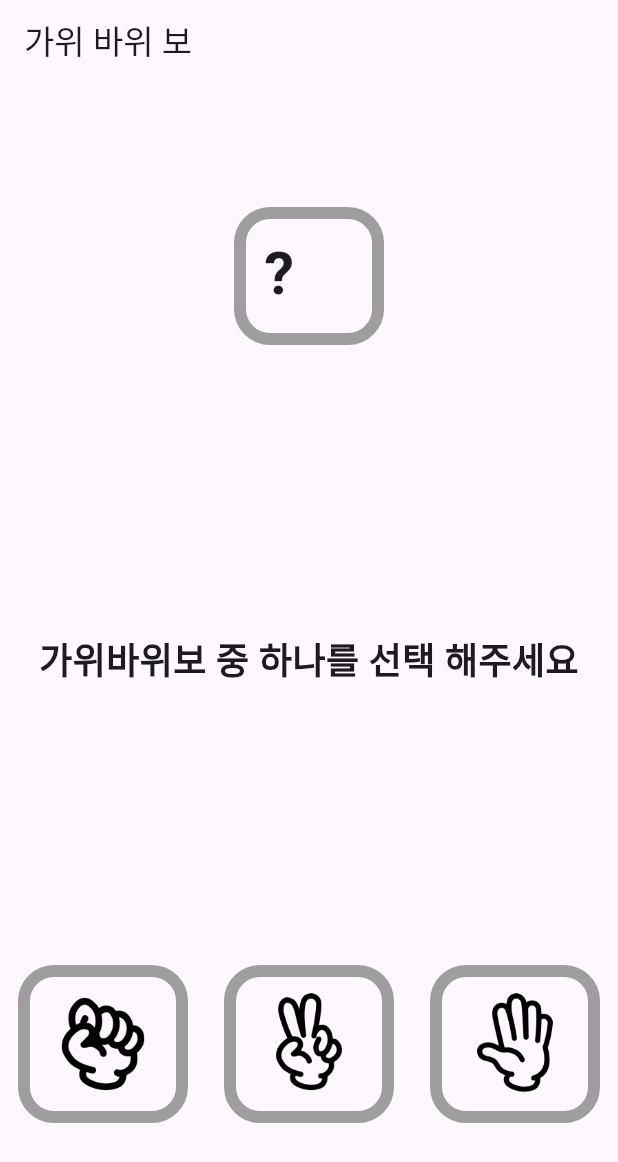
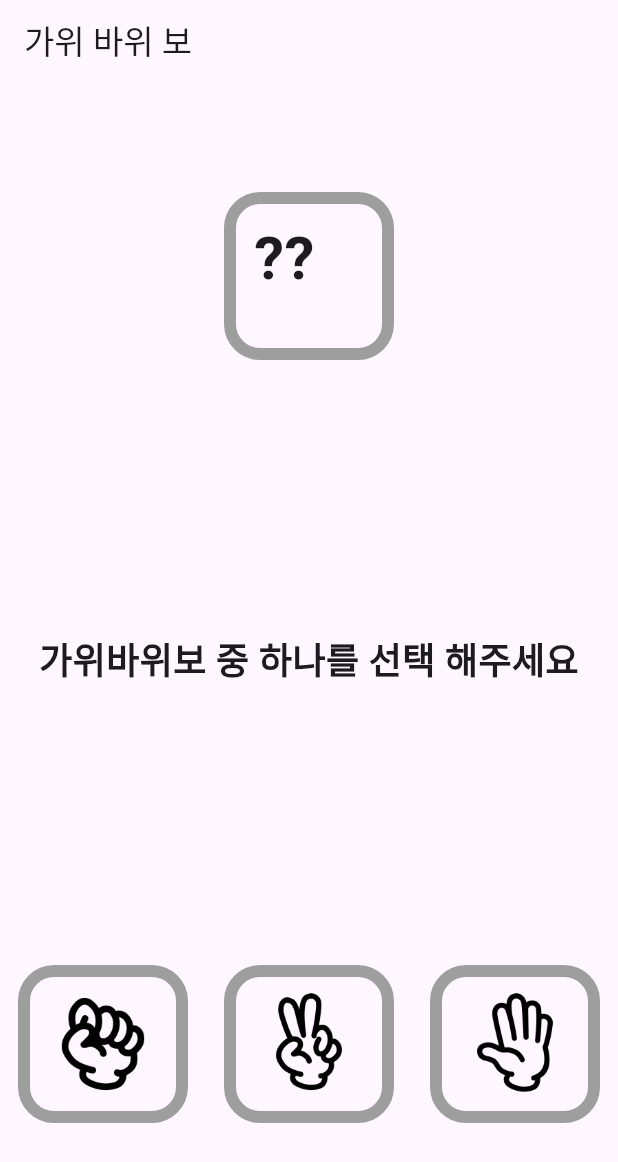
Before and after one commit to seongukHEO/FlutterRSP, a Flutter app: the screen it shows after launch, on a phone screen of 412 x 824 dp. Shown: the top 1162 px of the screen. Run offline on Flutter 3.47's test engine with Material 3 defaults, Android fonts, the phone set to English and light mode, and no system bars.

Commit message:
feat : End

```diff
--- a/lib/game/game_body.dart
+++ b/lib/game/game_body.dart
@@ -17,7 +17,7 @@ class GameBody extends StatefulWidget {
 class _GameBodyState extends State<GameBody> {
 
   late bool isDone;
-  late InputType? _userInput;
+  InputType? _userInput;
   late InputType _cpuInput;
 
 
@@ -35,7 +35,7 @@ class _GameBodyState extends State<GameBody> {
       children: [
         Expanded(child: CpuInput(isDone: isDone, cpuInput: _cpuInput,)),
         Expanded(child: GameResult(isDone : isDone)),
-        Expanded(child: UserInput(isDone : isDone, callback: setUserInput)),
+        Expanded(child: UserInput(isDone : isDone, callback: setUserInput, userInput: _userInput,)),
       ],
     );
   }
--- a/lib/game/widget/cpu_input.dart
+++ b/lib/game/widget/cpu_input.dart
@@ -19,10 +19,15 @@ class CpuInput extends StatelessWidget {
       return Placeholder();
     }
 
-    return Center(
-      child: InputCard(
-      child: getCpuInput()
-    ),
+    return Row(
+      children: [
+        Expanded(child: SizedBox.shrink()),
+        Expanded(child: InputCard(
+          child: getCpuInput(),
+        ),),
+
+        Expanded(child: SizedBox.shrink())
+      ]
     );
   }
 
@@ -30,6 +35,6 @@ class CpuInput extends StatelessWidget {
     if(isDone){
       return Image.asset(cpuInput.path);
     }
-    return SizedBox(width: 60, height: 60,child: Text("?", style: TextStyle(fontSize: 40, fontWeight: FontWeight.bold),));
+    return SizedBox(height: 80,child: Text("??", style: TextStyle(fontSize: 40, fontWeight: FontWeight.bold),));
   }
 }
--- a/lib/game/widget/user_input.dart
+++ b/lib/game/widget/user_input.dart
@@ -1,4 +1,6 @@
+
 import 'package:flutter/cupertino.dart';
+import 'package:flutter/material.dart';
 import 'package:flutter_rsp/game/enum.dart';
 
 import 'input_card.dart';
@@ -7,13 +9,20 @@ class UserInput extends StatelessWidget {
 
   final bool isDone;
   final Function(InputType) callback;
+  final InputType? userInput;
 
-  const UserInput({ required this.isDone, required this.callback ,super.key});
+  const UserInput({this.userInput ,required this.isDone, required this.callback ,super.key});
 
   @override
   Widget build(BuildContext context) {
     if(isDone){
-      return Placeholder();
+      return Row(
+        children: [
+          Expanded(child: SizedBox.shrink()),
+          Expanded(child: InputCard(child: Image.asset(userInput!.path),)),
+          Expanded(child: SizedBox.shrink()),
+        ],
+      );
     }
 
     return Row(
@@ -22,7 +31,15 @@ class UserInput extends StatelessWidget {
   }
 
   List<Widget> _getInputs(Function(InputType) callback){
-    return InputType.values.map((type) => InputCard(callback: () { callback.call(type); },
-    child: Image.asset(type.path),)).toList();
+    return InputType.values
+        .map(
+            (type) => Expanded(
+                child: InkWell(
+                  onTap: (){callback.call(type);},
+                  child: InputCard(
+                    child: Image.asset(type.path),
+                  ),
+                )
+            )).toList();
   }
 }
```
